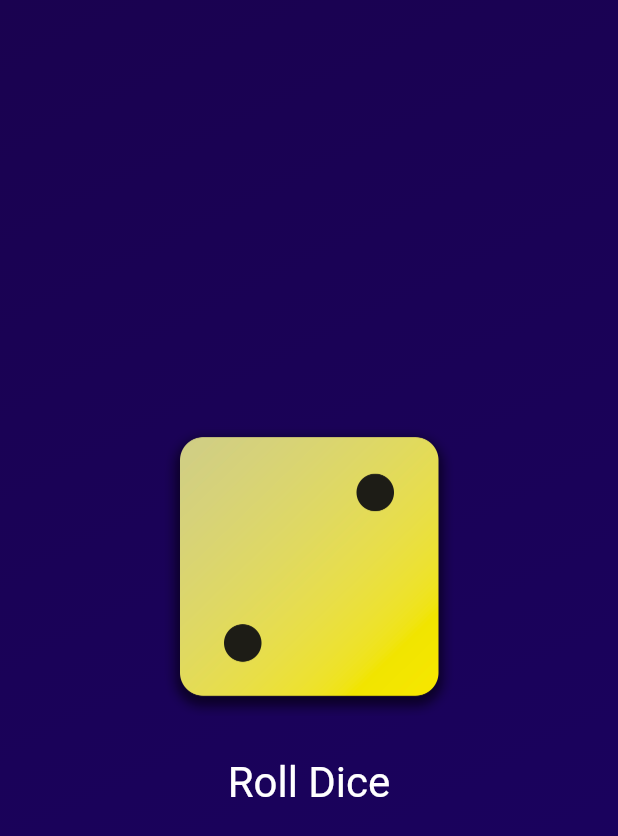
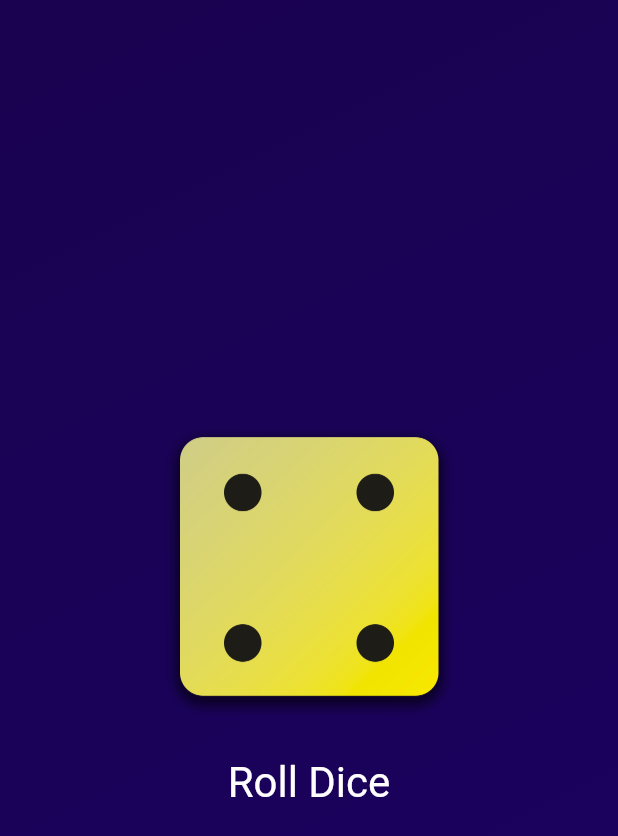
Before and after one commit to rennerbernabe/dice-roller-flutter, a Flutter app: the screen it shows after launch, after a tap on "Roll Dice", on a phone screen of 412 x 824 dp. Shown: the top 836 px of the screen. Run offline on Flutter 3.47's test engine with Material 3 defaults, Android fonts, the phone set to English and light mode, and no system bars.

```diff
--- /dev/null
+++ b/lib/dice_roller.dart
@@ -0,0 +1,39 @@
+import 'package:flutter/material.dart';
+
+class DiceRoller extends StatefulWidget {
+  const DiceRoller({super.key});
+
+  @override
+  State<DiceRoller> createState() {
+    return _DiceRollerState();
+  }
+}
+
+class _DiceRollerState extends State<DiceRoller> {
+  var activeDiceImage = 'assets/images/dice-2.png';
+
+  void rollDice() {
+    setState(() {
+      activeDiceImage = 'assets/images/dice-4.png';
+    });
+  }
+
+  @override
+  Widget build(BuildContext context) {
+    return Column(
+      mainAxisSize: MainAxisSize.min,
+      children: [
+        Image.asset(activeDiceImage, width: 200),
+        const SizedBox(height: 20),
+        TextButton(
+          onPressed: rollDice,
+          style: TextButton.styleFrom(
+            foregroundColor: Colors.white,
+            textStyle: const TextStyle(fontSize: 28),
+          ),
+          child: const Text('Roll Dice'),
+        ),
+      ],
+    );
+  }
+}
--- a/lib/gradient_container.dart
+++ b/lib/gradient_container.dart
@@ -1,3 +1,4 @@
+import 'package:dice_roller/dice_roller.dart';
 import 'package:flutter/material.dart';
 
 const startAlignment = Alignment.topLeft;
@@ -15,25 +16,7 @@ class GradientContainer extends StatelessWidget {
         gradient: LinearGradient(
             colors: colors, begin: startAlignment, end: endAlignment),
       ),
-      child: Center(
-        child: Column(
-          mainAxisSize: MainAxisSize.min,
-          children: [
-            Image.asset('assets/images/dice-2.png', width: 200),
-            const SizedBox(height: 20),
-            TextButton(
-              onPressed: rollDice,
-              style: TextButton.styleFrom(
-                foregroundColor: Colors.white,
-                textStyle: const TextStyle(fontSize: 28),
-              ),
-              child: const Text('Roll Dice'),
-            ),
-          ],
-        ),
-      ),
+      child: const Center(child: DiceRoller()),
     );
   }
 }
-
-void rollDice() {}
```
